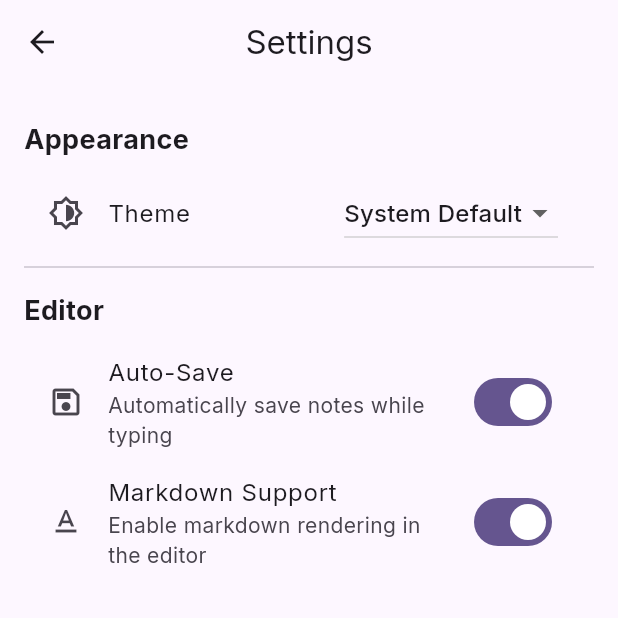
After one commit to Roni077/PureNote, a Flutter app: the screen it shows after launch, in the side drawer, after a tap on "Settings", on a phone screen of 412 x 824 dp, the top half of it. The commit adds this screen. Run offline on Flutter 3.47's test engine with Material 3 defaults, Android fonts, the phone set to English and light mode, and no system bars; our stand-ins replace flutter_riverpod, go_router, google_fonts, isar; missing offline and left inert: window_manager; accounts and stored records are empty; generated files the repository leaves out were written again; project files that could hold a hidden picture were left out.

Commit message:
feat: complete Phase 11 Settings Presentation

```diff
--- a/lib/app/purenote_app.dart
+++ b/lib/app/purenote_app.dart
@@ -2,6 +2,8 @@ import 'package:flutter/material.dart';
 import 'package:flutter_riverpod/flutter_riverpod.dart';
 import '../config/router/app_router.dart';
 import '../core/theme/app_theme.dart';
+import '../features/settings/presentation/providers/settings_provider.dart';
+import '../features/settings/domain/entities/settings.dart';
 
 class PureNoteApp extends ConsumerWidget {
   const PureNoteApp({super.key});
@@ -9,12 +11,20 @@ class PureNoteApp extends ConsumerWidget {
   @override
   Widget build(BuildContext context, WidgetRef ref) {
     final goRouter = ref.watch(routerProvider);
+    final settingsState = ref.watch(settingsNotifierProvider);
+
+    ThemeMode themeMode = ThemeMode.system;
+    if (settingsState.settings.themeMode == ThemeModeOption.light) {
+      themeMode = ThemeMode.light;
+    } else if (settingsState.settings.themeMode == ThemeModeOption.dark) {
+      themeMode = ThemeMode.dark;
+    }
 
     return MaterialApp.router(
       title: 'PureNote',
       theme: AppTheme.lightTheme,
       darkTheme: AppTheme.darkTheme,
-      themeMode: ThemeMode.system,
+      themeMode: themeMode,
       routerConfig: goRouter,
       debugShowCheckedModeBanner: false,
     );
--- a/lib/config/router/app_router.dart
+++ b/lib/config/router/app_router.dart
@@ -2,6 +2,7 @@ import 'package:go_router/go_router.dart';
 import 'package:flutter_riverpod/flutter_riverpod.dart';
 import '../../features/notes/presentation/screens/home_screen.dart';
 import '../../features/notes/presentation/screens/note_editor_screen.dart';
+import '../../features/settings/presentation/screens/settings_screen.dart';
 
 final routerProvider = Provider<GoRouter>((ref) {
   return GoRouter(
@@ -21,6 +22,11 @@ final routerProvider = Provider<GoRouter>((ref) {
           return NoteEditorScreen(noteId: noteId, folderId: folderId);
         },
       ),
+      GoRoute(
+        path: '/settings',
+        name: 'settings',
+        builder: (context, state) => const SettingsScreen(),
+      ),
     ],
   );
 });
--- a/lib/features/folders/presentation/widgets/folder_list_widget.dart
+++ b/lib/features/folders/presentation/widgets/folder_list_widget.dart
@@ -3,6 +3,7 @@ import 'package:flutter_riverpod/flutter_riverpod.dart';
 import '../../../../app/app_providers.dart';
 import 'create_folder_dialog.dart';
 import '../../../tags/presentation/widgets/create_tag_dialog.dart';
+import 'package:go_router/go_router.dart';
 
 class FolderListWidget extends ConsumerWidget {
   const FolderListWidget({super.key});
@@ -182,6 +183,15 @@ class FolderListWidget extends ConsumerWidget {
                         },
                       );
                     }),
+                  const Divider(),
+                  ListTile(
+                    leading: const Icon(Icons.settings),
+                    title: const Text('Settings'),
+                    onTap: () {
+                      Navigator.pop(context);
+                      context.pushNamed('settings');
+                    },
+                  ),
                 ],
               ),
             ),
--- /dev/null
+++ b/lib/features/settings/presentation/providers/settings_provider.dart
@@ -0,0 +1,89 @@
+import 'package:flutter_riverpod/flutter_riverpod.dart';
+import '../../domain/entities/settings.dart';
+import '../../domain/repositories/settings_repository.dart';
+import '../../domain/usecases/settings_usecases.dart';
+import '../../data/datasources/settings_local_data_source.dart';
+import '../../data/repositories/settings_repository_impl.dart';
+import '../../../../app/app_providers.dart';
+
+// Use Cases & Repository Providers
+final settingsLocalDataSourceProvider = Provider<SettingsLocalDataSource>((ref) {
+  final isarService = ref.watch(isarServiceProvider);
+  return SettingsLocalDataSource(isarService);
+});
+
+final settingsRepositoryProvider = Provider<SettingsRepository>((ref) {
+  final dataSource = ref.watch(settingsLocalDataSourceProvider);
+  return SettingsRepositoryImpl(dataSource);
+});
+
+final getSettingsUseCaseProvider = Provider<GetSettingsUseCase>((ref) {
+  return GetSettingsUseCase(ref.watch(settingsRepositoryProvider));
+});
+
+final saveSettingsUseCaseProvider = Provider<SaveSettingsUseCase>((ref) {
+  return SaveSettingsUseCase(ref.watch(settingsRepositoryProvider));
+});
+
+// State classes
+class SettingsState {
+  final AppSettings settings;
+  final bool isLoading;
+
+  SettingsState({
+    required this.settings,
+    this.isLoading = true,
+  });
+
+  SettingsState copyWith({
+    AppSettings? settings,
+    bool? isLoading,
+  }) {
+    return SettingsState(
+      settings: settings ?? this.settings,
+      isLoading: isLoading ?? this.isLoading,
+    );
+  }
+}
+
+// State Notifier
+class SettingsNotifier extends StateNotifier<SettingsState> {
+  final GetSettingsUseCase _getSettings;
+  final SaveSettingsUseCase _saveSettings;
+
+  SettingsNotifier(this._getSettings, this._saveSettings)
+      : super(SettingsState(settings: AppSettings())) {
+    loadSettings();
+  }
+
+  Future<void> loadSettings() async {
+    state = state.copyWith(isLoading: true);
+    final settings = await _getSettings.execute();
+    state = state.copyWith(settings: settings, isLoading: false);
+  }
+
+  Future<void> updateThemeMode(ThemeModeOption mode) async {
+    final updated = state.settings.copyWith(themeMode: mode);
+    await _saveSettings.execute(updated);
+    state = state.copyWith(settings: updated);
+  }
+
+  Future<void> toggleAutoSave(bool value) async {
+    final updated = state.settings.copyWith(isAutoSaveEnabled: value);
+    await _saveSettings.execute(updated);
+    state = state.copyWith(settings: updated);
+  }
+
+  Future<void> toggleMarkdown(bool value) async {
+    final updated = state.settings.copyWith(isMarkdownEnabled: value);
+    await _saveSettings.execute(updated);
+    state = state.copyWith(settings: updated);
+  }
+}
+
+final settingsNotifierProvider = StateNotifierProvider<SettingsNotifier, SettingsState>((ref) {
+  return SettingsNotifier(
+    ref.watch(getSettingsUseCaseProvider),
+    ref.watch(saveSettingsUseCaseProvider),
+  );
+});
--- /dev/null
+++ b/lib/features/settings/presentation/screens/settings_screen.dart
@@ -0,0 +1,90 @@
+import 'package:flutter/material.dart';
+import 'package:flutter_riverpod/flutter_riverpod.dart';
+import 'package:go_router/go_router.dart';
+import '../providers/settings_provider.dart';
+import '../../domain/entities/settings.dart';
+
+class SettingsScreen extends ConsumerWidget {
+  const SettingsScreen({super.key});
+
+  @override
+  Widget build(BuildContext context, WidgetRef ref) {
+    final state = ref.watch(settingsNotifierProvider);
+
+    if (state.isLoading) {
+      return const Scaffold(
+        body: Center(child: CircularProgressIndicator()),
+      );
+    }
+
+    final settings = state.settings;
+
+    return Scaffold(
+      appBar: AppBar(
+        title: const Text('Settings'),
+        leading: IconButton(
+          icon: const Icon(Icons.arrow_back),
+          onPressed: () => context.pop(),
+        ),
+      ),
+      body: ListView(
+        padding: const EdgeInsets.all(16.0),
+        children: [
+          const Padding(
+            padding: EdgeInsets.symmetric(vertical: 8.0),
+            child: Text('Appearance', style: TextStyle(fontWeight: FontWeight.bold, fontSize: 18)),
+          ),
+          ListTile(
+            leading: const Icon(Icons.brightness_6_outlined),
+            title: const Text('Theme'),
+            trailing: DropdownButton<ThemeModeOption>(
+              value: settings.themeMode,
+              onChanged: (ThemeModeOption? newValue) {
+                if (newValue != null) {
+                  ref.read(settingsNotifierProvider.notifier).updateThemeMode(newValue);
+                }
+              },
+              items: const [
+                DropdownMenuItem(
+                  value: ThemeModeOption.system,
+                  child: Text('System Default'),
+                ),
+                DropdownMenuItem(
+                  value: ThemeModeOption.light,
+                  child: Text('Light'),
+                ),
+                DropdownMenuItem(
+                  value: ThemeModeOption.dark,
+                  child: Text('Dark'),
+                ),
+              ],
+            ),
+          ),
+          const Divider(),
+          const Padding(
+            padding: EdgeInsets.symmetric(vertical: 8.0),
+            child: Text('Editor', style: TextStyle(fontWeight: FontWeight.bold, fontSize: 18)),
+          ),
+          SwitchListTile(
+            secondary: const Icon(Icons.save_outlined),
+            title: const Text('Auto-Save'),
+            subtitle: const Text('Automatically save notes while typing'),
+            value: settings.isAutoSaveEnabled,
+            onChanged: (bool value) {
+              ref.read(settingsNotifierProvider.notifier).toggleAutoSave(value);
+            },
+          ),
+          SwitchListTile(
+            secondary: const Icon(Icons.text_format),
+            title: const Text('Markdown Support'),
+            subtitle: const Text('Enable markdown rendering in the editor'),
+            value: settings.isMarkdownEnabled,
+            onChanged: (bool value) {
+              ref.read(settingsNotifierProvider.notifier).toggleMarkdown(value);
+            },
+          ),
+        ],
+      ),
+    );
+  }
+}
```
